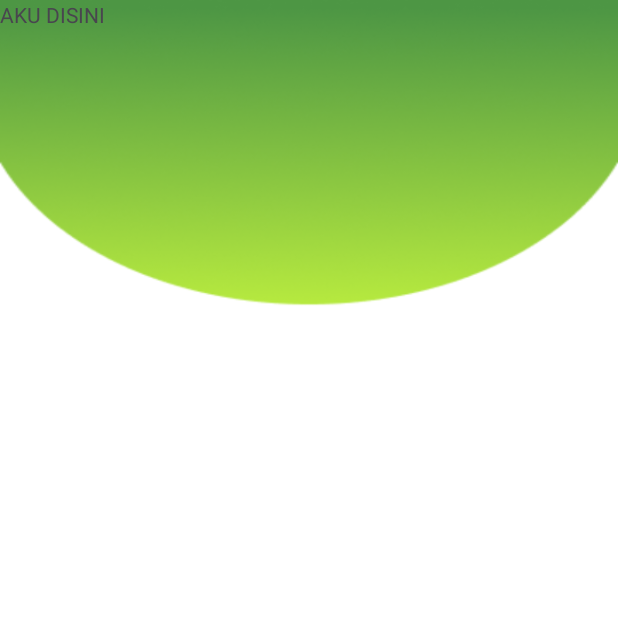
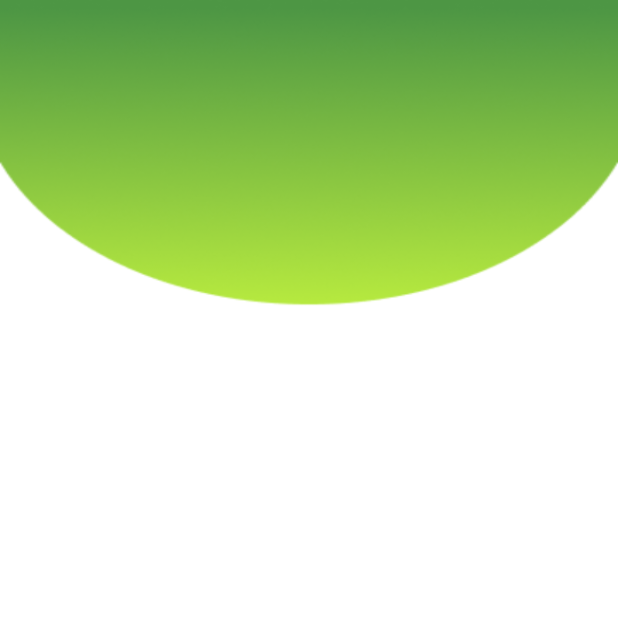
Before and after one commit to PranetaDwi/smilling_app, an Android app: the HomepageFragment screen opened directly, with no data from a screen before it, item 2 of the bottom bar chosen, on a phone screen of 412 x 824 dp, the top half of it. Run offline under Robolectric (Android 15) with nearby library versions, the phone set to English and light mode, and no system bars; our stand-ins replace Firebase (no records; nobody signed in at launch, a user with empty details on screens opened directly).

Commit message:
done version 1

```diff
--- a/app/src/main/java/com/example/smilling_app/history/HistoryFragment.kt
+++ b/app/src/main/java/com/example/smilling_app/history/HistoryFragment.kt
@@ -1,60 +1,83 @@
 package com.example.smilling_app.history
 
 import android.os.Bundle
+import android.util.Log
 import androidx.fragment.app.Fragment
 import android.view.LayoutInflater
 import android.view.View
 import android.view.ViewGroup
+import androidx.recyclerview.widget.LinearLayoutManager
+import com.example.smilling_app.PrefManager
 import com.example.smilling_app.R
+import com.example.smilling_app.adapter.SensorDataAdapter
+import com.example.smilling_app.adapter.historyAdapter
+import com.example.smilling_app.databinding.FragmentHistoryBinding
+import com.example.smilling_app.databinding.FragmentHomepageBinding
+import com.example.smilling_app.firebase.Histories
+import com.example.smilling_app.firebase.SensorDatas
+import com.google.firebase.database.DataSnapshot
+import com.google.firebase.database.DatabaseError
+import com.google.firebase.database.DatabaseReference
+import com.google.firebase.database.FirebaseDatabase
+import com.google.firebase.database.ValueEventListener
 
-// TODO: Rename parameter arguments, choose names that match
-// the fragment initialization parameters, e.g. ARG_ITEM_NUMBER
-private const val ARG_PARAM1 = "param1"
-private const val ARG_PARAM2 = "param2"
+class HistoryFragment : Fragment() {
 
-/**
- * A simple [Fragment] subclass.
- * Use the [HistoryFragment.newInstance] factory method to
- * create an instance of this fragment.
- */
-class HistoryFragment : Fragment() {
-    // TODO: Rename and change types of parameters
-    private var param1: String? = null
-    private var param2: String? = null
+    private var _binding: FragmentHistoryBinding? = null
+    private val binding get() = _binding!!
+    private lateinit var prefManager: PrefManager
 
-    override fun onCreate(savedInstanceState: Bundle?) {
-        super.onCreate(savedInstanceState)
-        arguments?.let {
-            param1 = it.getString(ARG_PARAM1)
-            param2 = it.getString(ARG_PARAM2)
-        }
-    }
+    private lateinit var databaseForHistory: DatabaseReference
+
+    private lateinit var historyAdapter: historyAdapter
+    private lateinit var dataList: MutableList<Histories>
 
     override fun onCreateView(
         inflater: LayoutInflater, container: ViewGroup?,
         savedInstanceState: Bundle?
     ): View? {
-        // Inflate the layout for this fragment
-        return inflater.inflate(R.layout.fragment_history, container, false)
+        _binding = FragmentHistoryBinding.inflate(inflater, container, false)
+        return binding.root
     }
 
-    companion object {
-        /**
-         * Use this factory method to create a new instance of
-         * this fragment using the provided parameters.
-         *
-         * @param param1 Parameter 1.
-         * @param param2 Parameter 2.
-         * @return A new instance of fragment HistoryFragment.
-         */
-        // TODO: Rename and change types and number of parameters
-        @JvmStatic
-        fun newInstance(param1: String, param2: String) =
-            HistoryFragment().apply {
-                arguments = Bundle().apply {
-                    putString(ARG_PARAM1, param1)
-                    putString(ARG_PARAM2, param2)
+    override fun onViewCreated(view: View, savedInstanceState: Bundle?) {
+        super.onViewCreated(view, savedInstanceState)
+
+        prefManager = PrefManager.getInstance(requireContext())
+
+        dataList = mutableListOf()
+        historyAdapter = historyAdapter(dataList)
+
+        binding.historyLists.apply {
+            layoutManager = LinearLayoutManager(requireContext())
+            adapter = historyAdapter
+        }
+
+        databaseForHistory = FirebaseDatabase.getInstance().getReference("historiRekomendasi").child(prefManager.getUserId())
+        databaseForHistory.addValueEventListener(object : ValueEventListener {
+            override fun onDataChange(snapshot: DataSnapshot) {
+                dataList.clear()
+                for (dataSnapshot in snapshot.children) {
+                    val data = dataSnapshot.getValue(Histories::class.java)
+                    if (data != null) {
+                        dataList.add(data)
+                        Log.i("histories", "Data fetched: $data")
+                    } else {
+                        Log.e("histories", "Parsed data is null")
+                    }
                 }
+                Log.i("histories", "Data list size: ${dataList.size}")
+                historyAdapter.notifyDataSetChanged()
             }
+
+            override fun onCancelled(error: DatabaseError) {
+                Log.w("FragmentHistory", "loadPost:onCancelled", error.toException())
+            }
+        })
+    }
+
+    override fun onDestroyView() {
+        super.onDestroyView()
+        _binding = null
     }
 }
--- a/app/src/main/java/com/example/smilling_app/home/HomepageFragment.kt
+++ b/app/src/main/java/com/example/smilling_app/home/HomepageFragment.kt
@@ -33,9 +33,6 @@ class HomepageFragment : Fragment() {
     // inisiasi firestore
     private val firestore = FirebaseFirestore.getInstance()
     private val userDataCollectionRef = firestore.collection("userDatas")
-
-    companion object {
-    }
 
     override fun onCreateView(
         inflater: LayoutInflater, container: ViewGroup?,
--- a/app/src/main/res/layout/fragment_history.xml
+++ b/app/src/main/res/layout/fragment_history.xml
@@ -6,23 +6,19 @@
     tools:context=".history.HistoryFragment"
     android:background="@drawable/background_2">
 
-    <ScrollView
+    <LinearLayout
         android:layout_width="match_parent"
-        android:layout_height="wrap_content">
+        android:layout_height="match_parent"
+        android:orientation="vertical">
 
-        <LinearLayout
-            android:layout_width="wrap_content"
-            android:layout_height="wrap_content"
-            android:orientation="vertical">
-            <TextView
-                android:layout_width="wrap_content"
-                android:layout_height="wrap_content"
-                android:text="AKU DISINI"/>
+        <androidx.recyclerview.widget.RecyclerView
+            android:id="@+id/historyLists"
+            android:layout_marginTop="30dp"
+            android:layout_height="match_parent"
+            android:layout_width="match_parent"/>
 
-        </LinearLayout>
+    </LinearLayout>
 
 
 
-    </ScrollView>
-
 </FrameLayout>
--- a/app/src/main/res/layout/item_history.xml
+++ b/app/src/main/res/layout/item_history.xml
@@ -1,13 +1,13 @@
 <?xml version="1.0" encoding="utf-8"?>
 <LinearLayout xmlns:android="http://schemas.android.com/apk/res/android"
     android:layout_width="match_parent"
-    android:layout_height="match_parent"
+    android:layout_height="wrap_content"
     xmlns:app="http://schemas.android.com/apk/res-auto"
     android:orientation="horizontal">
 
     <LinearLayout
         android:layout_width="match_parent"
-        android:layout_height="match_parent"
+        android:layout_height="wrap_content"
         android:orientation="vertical"
         android:layout_margin="10dp">
 
```
Also changed, not shown: app/src/main/java/com/example/smilling_app/adapter/historyAdapter.kt (added, +40 -0 lines), app/src/main/java/com/example/smilling_app/home/PemilihanHistoryActivity.kt (+1 -8 lines).
